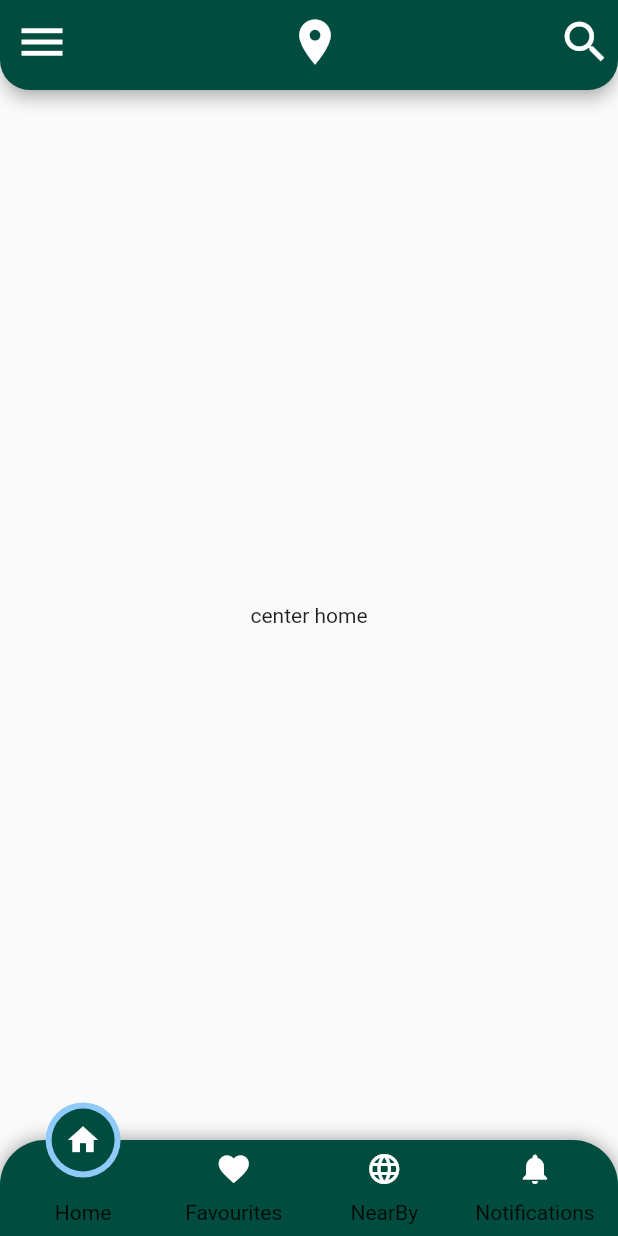
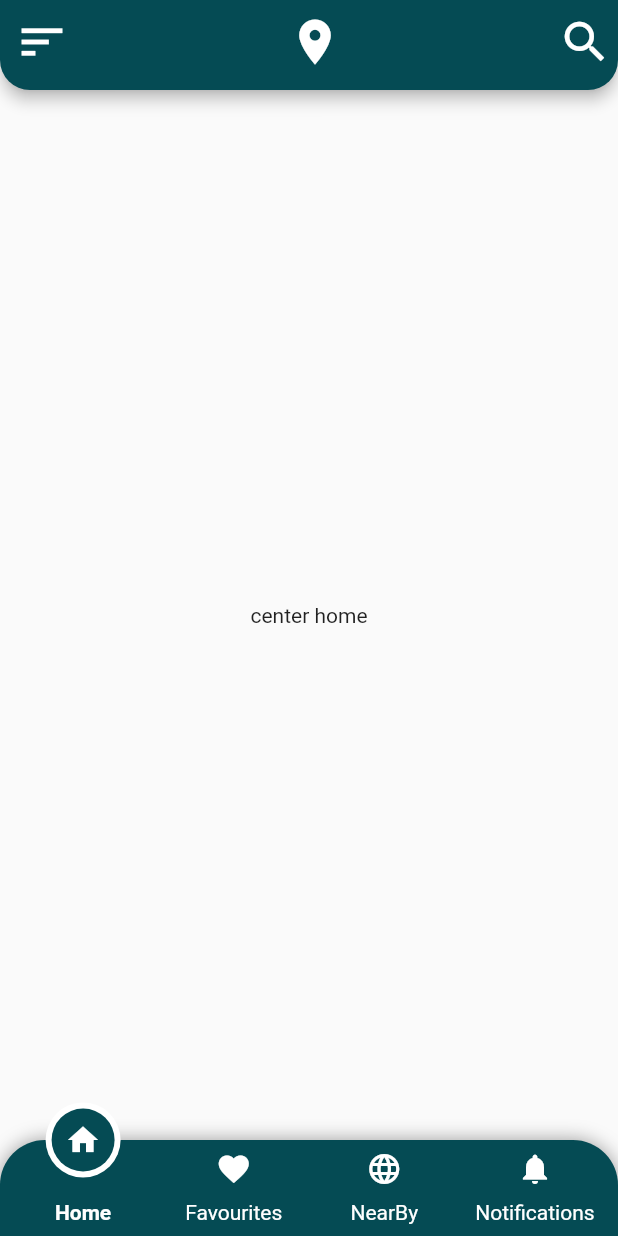
Before and after one commit to husseinTalal2/mobile-project, a Flutter app: the screen it shows after launch, on a phone screen of 412 x 824 dp. Run offline on Flutter 3.47's test engine with Material 2 defaults, Android fonts, the light colour scheme and no system bars.

Commit message:
changing colors and some fixes

```diff
--- a/lib/main.dart
+++ b/lib/main.dart
@@ -7,14 +7,15 @@
   @override
   Widget build(BuildContext context) {
     return MaterialApp(
-      theme: ThemeData(primaryColor: Colors.teal[900]),
+      theme: ThemeData(primaryColor: const Color(0xff054b54)),
       home: const Scaffold(
-          drawer: Drawer(),
-          appBar: CustomAppBar(),
-          body: Center(
-            child: Text("center home"),
-          ),
-          bottomNavigationBar: BottomNavBar()),
+        drawer: Drawer(),
+        appBar: CustomAppBar(),
+        body: Center(
+          child: Text("center home"),
+        ),
+        bottomNavigationBar: BottomNavBar(),
+      ),
     );
   }
 }
@@ -33,12 +34,12 @@
       shape: const RoundedRectangleBorder(
         borderRadius: BorderRadius.vertical(bottom: Radius.circular(20)),
       ),
-      backgroundColor: Colors.teal[900],
+      backgroundColor: Theme.of(context).primaryColor,
       leading: IconButton(
           onPressed: () {
             Scaffold.of(context).openDrawer();
           },
-          icon: const Icon(Icons.menu, size: 36)),
+          icon: const Icon(Icons.sort, size: 36)),
       title: const Center(
           child: Icon(
         Icons.room,
@@ -47,7 +48,7 @@
       actions: const [
         IconButton(
             onPressed: null,
-            icon: Icon(Icons.search, color: Colors.white, size: 36))
+            icon: Icon(Icons.search, color: Colors.white, size: 36)),
       ],
     );
   }
--- a/lib/widgets/bottom_nav.dart
+++ b/lib/widgets/bottom_nav.dart
@@ -21,8 +21,9 @@ class _BottomNavBarState extends State<BottomNavBar> {
       height: 64,
       decoration: BoxDecoration(
         color: Theme.of(context).primaryColor,
-        borderRadius: const BorderRadius.only(
-            topRight: Radius.circular(30), topLeft: Radius.circular(30)),
+        borderRadius: const BorderRadius.vertical(
+          top: Radius.circular(30),
+        ),
         boxShadow: const [
           BoxShadow(color: Colors.black38, spreadRadius: 0, blurRadius: 10),
         ],
@@ -65,7 +66,7 @@ class _BottomNavBarState extends State<BottomNavBar> {
                       child: CircleAvatar(
                         radius: isSelected(tabIndex) ? 25 : 25 * 0.7,
                         backgroundColor: isSelected(tabIndex)
-                            ? Theme.of(context).backgroundColor
+                            ? Colors.white
                             : Theme.of(context).primaryColor,
                         child: SizedBox(
                           width: 42,
@@ -87,6 +88,12 @@ class _BottomNavBarState extends State<BottomNavBar> {
               Center(
                 child: Text(
                   label,
+                  style: TextStyle(
+                    color: Colors.white,
+                    fontWeight: isSelected(tabIndex)
+                        ? FontWeight.bold
+                        : FontWeight.normal,
+                  ),
                 ),
               )
             ],
```
